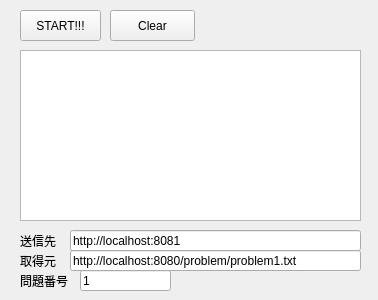
Above: slave/slave.ui from tnct-spc/procon2015 before the change. Below: the same form after it.
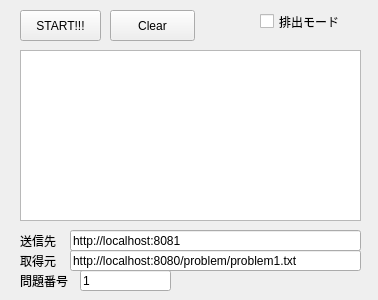
That is the form after the change.

Commit message: [add]Add discharge mode

```diff
--- a/slave/slave.ui
+++ b/slave/slave.ui
@@ -127,6 +127,19 @@
     <string>Clear</string>
    </property>
   </widget>
+  <widget class="QCheckBox" name="discharge">
+   <property name="geometry">
+    <rect>
+     <x>260</x>
+     <y>10</y>
+     <width>88</width>
+     <height>23</height>
+    </rect>
+   </property>
+   <property name="text">
+    <string>排出モード</string>
+   </property>
+  </widget>
  </widget>
  <layoutdefault spacing="6" margin="11"/>
  <resources/>
```
The commit also changes 1 other file.
